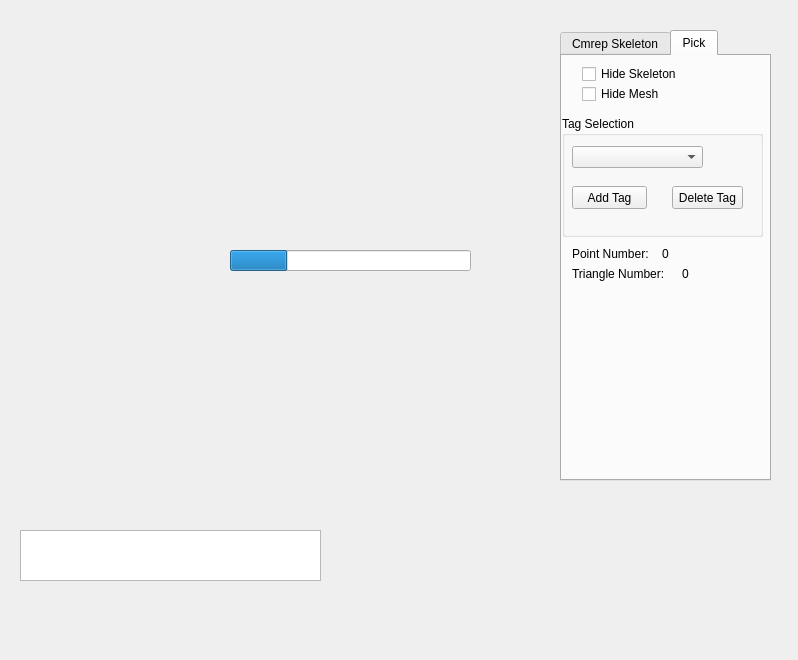
Above: EventQtSlotConnect.ui from tiansijie/cmrep_skelGUI before the change. Below: the same form after it.
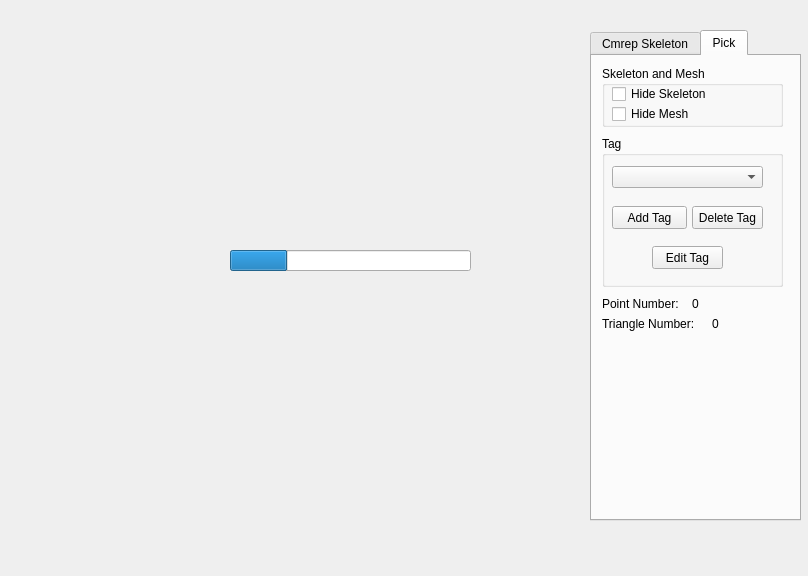
That is the form after the change. Custom widgets are drawn as their Qt base class.

Commit message: Edit Delete tag

```diff
--- a/EventQtSlotConnect.ui
+++ b/EventQtSlotConnect.ui
@@ -6,8 +6,8 @@
    <rect>
     <x>0</x>
     <y>0</y>
-    <width>798</width>
-    <height>660</height>
+    <width>808</width>
+    <height>576</height>
    </rect>
   </property>
   <property name="windowTitle">
@@ -22,7 +22,7 @@
      <rect>
       <x>20</x>
       <y>30</y>
-      <width>521</width>
+      <width>551</width>
       <height>491</height>
      </rect>
     </property>
@@ -36,23 +36,13 @@
      <bool>true</bool>
     </property>
    </widget>
-   <widget class="QTextEdit" name="textEdit">
-    <property name="geometry">
-     <rect>
-      <x>20</x>
-      <y>530</y>
-      <width>301</width>
-      <height>51</height>
-     </rect>
-    </property>
-   </widget>
    <widget class="QTabWidget" name="tabWidget">
     <property name="geometry">
      <rect>
-      <x>560</x>
+      <x>590</x>
       <y>30</y>
       <width>211</width>
-      <height>451</height>
+      <height>491</height>
      </rect>
     </property>
     <property name="currentIndex">
@@ -378,37 +368,24 @@
      <attribute name="title">
       <string>Pick</string>
      </attribute>
-     <widget class="QCheckBox" name="checkBoxHideSkel">
-      <property name="geometry">
-       <rect>
-        <x>20</x>
-        <y>10</y>
-        <width>101</width>
-        <height>16</height>
-       </rect>
-      </property>
-      <property name="text">
-       <string>Hide Skeleton</string>
-      </property>
-     </widget>
      <widget class="QGroupBox" name="groupBox">
       <property name="geometry">
        <rect>
-        <x>0</x>
-        <y>60</y>
-        <width>201</width>
-        <height>121</height>
+        <x>10</x>
+        <y>80</y>
+        <width>181</width>
+        <height>151</height>
        </rect>
       </property>
       <property name="title">
-       <string>Tag Selection</string>
+       <string>Tag</string>
       </property>
       <widget class="QComboBox" name="comboBoxTagPoint">
        <property name="geometry">
         <rect>
          <x>10</x>
          <y>30</y>
-         <width>131</width>
+         <width>151</width>
          <height>22</height>
         </rect>
        </property>
@@ -438,7 +415,7 @@
       <widget class="QPushButton" name="pushButtonDeleteTag">
        <property name="geometry">
         <rect>
-         <x>110</x>
+         <x>90</x>
          <y>70</y>
          <width>71</width>
          <height>23</height>
@@ -448,12 +425,25 @@
         <string>Delete Tag</string>
        </property>
       </widget>
+      <widget class="QPushButton" name="pushButtonEditTag">
+       <property name="geometry">
+        <rect>
+         <x>50</x>
+         <y>110</y>
+         <width>71</width>
+         <height>23</height>
+        </rect>
+       </property>
+       <property name="text">
+        <string>Edit Tag</string>
+       </property>
+      </widget>
      </widget>
      <widget class="QLabel" name="labelPoint">
       <property name="geometry">
        <rect>
         <x>10</x>
-        <y>190</y>
+        <y>240</y>
         <width>81</width>
         <height>16</height>
        </rect>
@@ -475,7 +465,7 @@
       <property name="geometry">
        <rect>
         <x>100</x>
-        <y>190</y>
+        <y>240</y>
         <width>31</width>
         <height>16</height>
        </rect>
@@ -497,7 +487,7 @@
       <property name="geometry">
        <rect>
         <x>10</x>
-        <y>210</y>
+        <y>260</y>
         <width>101</width>
         <height>16</height>
        </rect>
@@ -519,7 +509,7 @@
       <property name="geometry">
        <rect>
         <x>120</x>
-        <y>210</y>
+        <y>260</y>
         <width>31</width>
         <height>16</height>
        </rect>
@@ -537,18 +527,44 @@
        <bool>false</bool>
       </property>
      </widget>
-     <widget class="QCheckBox" name="checkBoxHideMesh">
+     <widget class="QGroupBox" name="groupBox_2">
       <property name="geometry">
        <rect>
-        <x>20</x>
-        <y>30</y>
-        <width>101</width>
-        <height>16</height>
+        <x>10</x>
+        <y>10</y>
+        <width>181</width>
+        <height>61</height>
        </rect>
       </property>
-      <property name="text">
-       <string>Hide Mesh</string>
+      <property name="title">
+       <string>Skeleton and Mesh</string>
       </property>
+      <widget class="QCheckBox" name="checkBoxHideMesh">
+       <property name="geometry">
+        <rect>
+         <x>10</x>
+         <y>40</y>
+         <width>101</width>
+         <height>16</height>
+        </rect>
+       </property>
+       <property name="text">
+        <string>Hide Mesh</string>
+       </property>
+      </widget>
+      <widget class="QCheckBox" name="checkBoxHideSkel">
+       <property name="geometry">
+        <rect>
+         <x>10</x>
+         <y>20</y>
+         <width>101</width>
+         <height>16</height>
+        </rect>
+       </property>
+       <property name="text">
+        <string>Hide Skeleton</string>
+       </property>
+      </widget>
      </widget>
     </widget>
    </widget>
```
Left out of the diff: 9 changed lines with no effect on the pictures. The commit also changes 3 other files.
